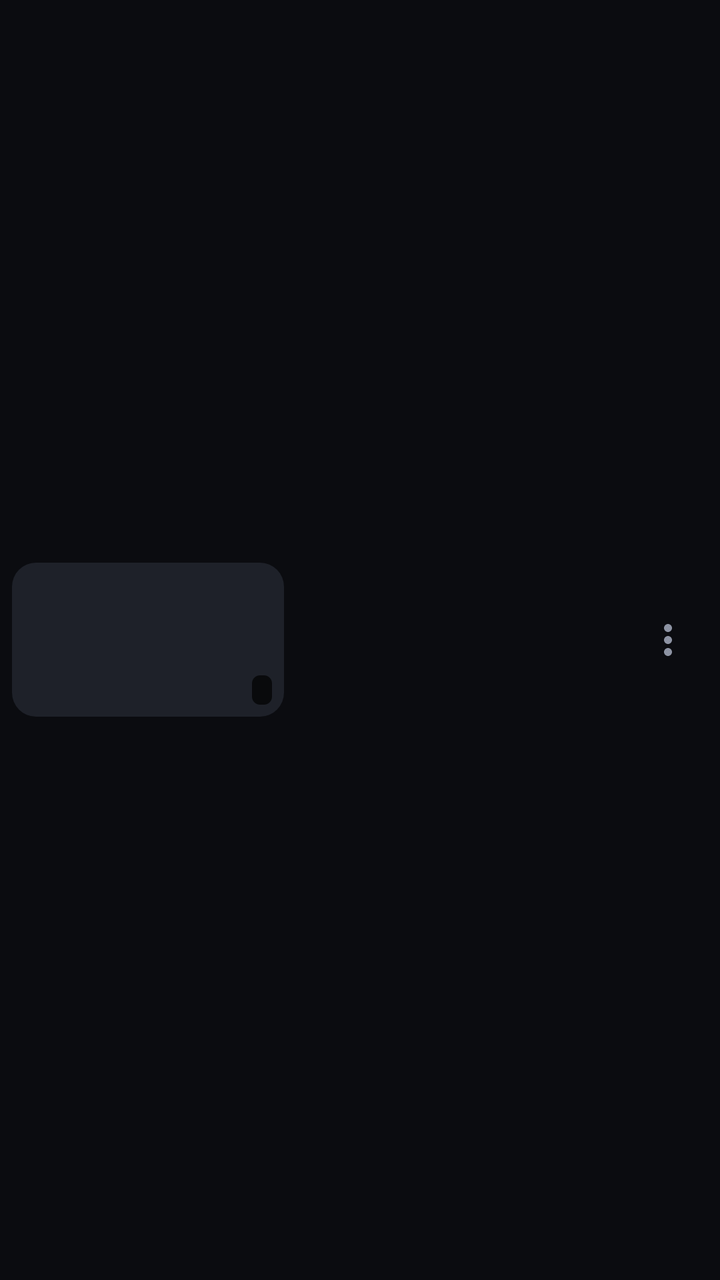
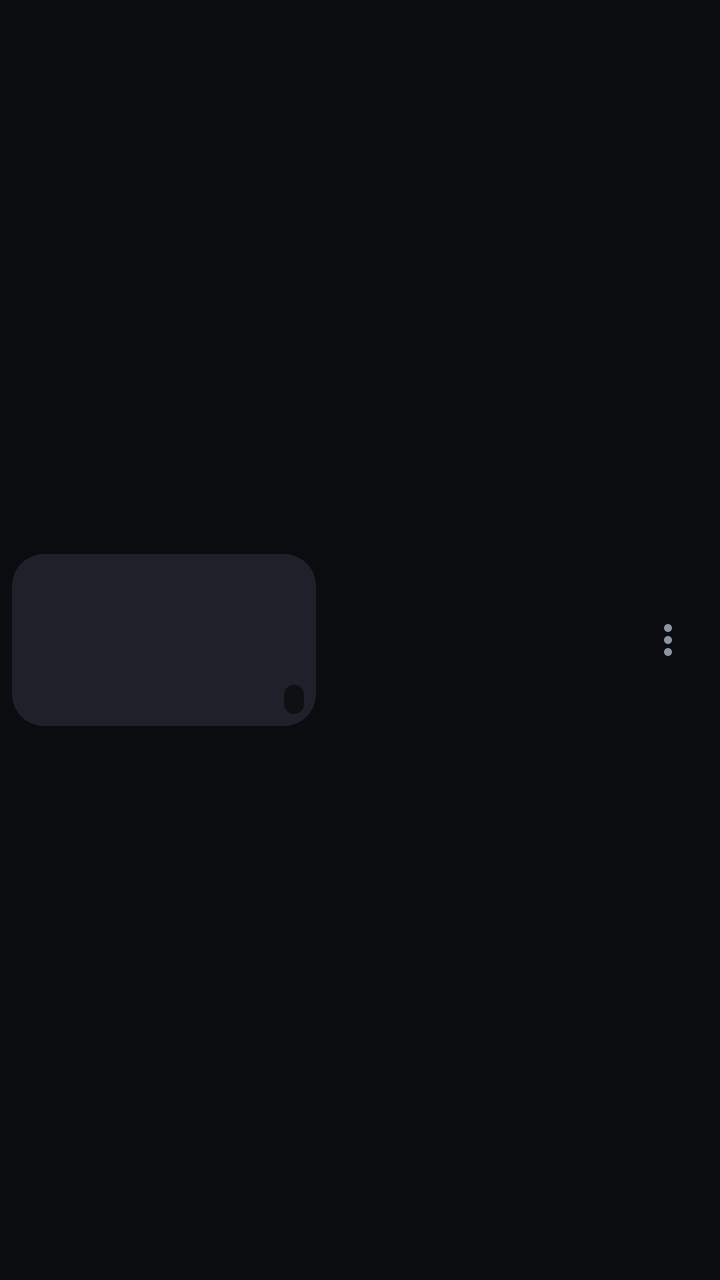

Screens rendered from an Android XML layout before and after an edit, with the pre-edit source and the edit as a unified diff.
<!-- AndroidManifest.xml: application theme Theme.Reel -->
<!-- res/layout/item_list.xml -->
<?xml version="1.0" encoding="utf-8"?>
<LinearLayout xmlns:android="http://schemas.android.com/apk/res/android"
    android:id="@+id/card"
    android:layout_width="match_parent"
    android:layout_height="wrap_content"
    android:layout_marginTop="2dp"
    android:layout_marginBottom="2dp"
    android:gravity="center_vertical"
    android:orientation="horizontal"
    android:padding="6dp">

    <FrameLayout
        android:id="@+id/thumbBox"
        android:layout_width="136dp"
        android:layout_height="77dp"
        android:background="@drawable/thumb_bg">

        <ImageView android:id="@+id/thumb" android:layout_width="match_parent" android:layout_height="match_parent" android:importantForAccessibility="no" />

        <TextView android:id="@+id/badge" android:layout_width="wrap_content" android:layout_height="wrap_content"
            android:layout_gravity="bottom|end" android:layout_margin="6dp" android:background="@drawable/badge_bg"
            android:paddingStart="5dp" android:paddingEnd="5dp" android:textColor="#FFFFFF" android:textSize="11sp" android:textStyle="bold" />

        <TextView android:id="@+id/newTag" android:layout_width="wrap_content" android:layout_height="wrap_content"
            android:layout_gravity="top|start" android:layout_margin="6dp" android:background="@drawable/new_bg"
            android:paddingStart="5dp" android:paddingEnd="5dp" android:text="@string/new_tag" android:textColor="@color/on_accent"
            android:textSize="10sp" android:textStyle="bold" android:visibility="gone" />

        <ProgressBar android:id="@+id/progress" style="?android:attr/progressBarStyleHorizontal"
            android:layout_width="match_parent" android:layout_height="3dp" android:layout_gravity="bottom"
            android:max="1000" android:progressBackgroundTint="#55FFFFFF" android:progressTint="@color/accent" android:visibility="gone" />

        <ImageView android:id="@+id/check" android:layout_width="match_parent" android:layout_height="match_parent"
            android:background="@drawable/sel_overlay" android:padding="22dp" android:src="@drawable/ic_check"
            android:tint="@color/accent" android:visibility="gone" android:importantForAccessibility="no" />
    </FrameLayout>

    <LinearLayout
        android:layout_width="0dp"
        android:layout_height="wrap_content"
        android:layout_marginStart="14dp"
        android:layout_weight="1"
        android:orientation="vertical">

        <TextView android:id="@+id/title" android:layout_width="match_parent" android:layout_height="wrap_content"
            android:ellipsize="end" android:maxLines="2" android:textColor="@color/ink" android:textSize="15sp" />

        <TextView android:id="@+id/sub" android:layout_width="match_parent" android:layout_height="wrap_content"
            android:layout_marginTop="4dp" android:ellipsize="end" android:maxLines="1" android:textColor="@color/muted" android:textSize="12.5sp" />
    </LinearLayout>

    <ImageButton android:id="@+id/more" android:layout_width="40dp" android:layout_height="40dp"
        android:background="?attr/selectableItemBackgroundBorderless" android:contentDescription="@string/more"
        android:src="@drawable/ic_more" android:tint="@color/muted" />
</LinearLayout>
<!-- resources referenced by this layout -->
<resources>
  <color name="accent">#FF8A5C</color>
  <color name="ink">#F1F2F6</color>
  <color name="muted">#8D93A3</color>
  <color name="on_accent">#1B0D07</color>
  <!-- drawable badge_bg (drawable) -->
  <shape xmlns:android="http://schemas.android.com/apk/res/android"><solid android:color="#B3000000"/><corners android:radius="4dp"/></shape>
  <!-- drawable ic_check (drawable) -->
  <vector xmlns:android="http://schemas.android.com/apk/res/android" android:width="24dp" android:height="24dp" android:viewportWidth="24" android:viewportHeight="24" android:tint="?attr/colorOnSurface">
      <path android:fillColor="@android:color/white" android:pathData="M9,16.17L4.83,12l-1.42,1.41L9,19 21,7l-1.41,-1.41z"/>
  </vector>
  <!-- drawable ic_more (drawable) -->
  <vector xmlns:android="http://schemas.android.com/apk/res/android" android:width="24dp" android:height="24dp" android:viewportWidth="24" android:viewportHeight="24" android:tint="?attr/colorOnSurface">
      <path android:fillColor="@android:color/white" android:pathData="M12,8c1.1,0 2,-0.9 2,-2s-0.9,-2 -2,-2 -2,0.9 -2,2 0.9,2 2,2zM12,10c-1.1,0 -2,0.9 -2,2s0.9,2 2,2 2,-0.9 2,-2 -0.9,-2 -2,-2zM12,16c-1.1,0 -2,0.9 -2,2s0.9,2 2,2 2,-0.9 2,-2 -0.9,-2 -2,-2z"/>
  </vector>
  <!-- drawable new_bg (drawable) -->
  <shape xmlns:android="http://schemas.android.com/apk/res/android"><solid android:color="@color/accent"/><corners android:radius="4dp"/></shape>
  <!-- drawable sel_overlay (drawable) -->
  <shape xmlns:android="http://schemas.android.com/apk/res/android"><solid android:color="#99000000"/><corners android:radius="12dp"/></shape>
  <!-- drawable thumb_bg (drawable) -->
  <shape xmlns:android="http://schemas.android.com/apk/res/android"><solid android:color="@color/surface2"/><corners android:radius="12dp"/></shape>
  <string name="more">More</string>
  <string name="new_tag">NEW</string>
  <color name="surface2">#1E2129</color>
  <color name="accent_soft">#33FF8A5C</color>
  <color name="bg">#0B0C10</color>
  <color name="surface">#15171D</color>
  <color name="line">#22252E</color>
  <!-- drawable ic_close (drawable) -->
  <vector xmlns:android="http://schemas.android.com/apk/res/android" android:width="24dp" android:height="24dp" android:viewportWidth="24" android:viewportHeight="24" android:tint="?attr/colorOnSurface">
      <path android:fillColor="@android:color/white" android:pathData="M19,6.41L17.59,5 12,10.59 6.41,5 5,6.41 10.59,12 5,17.59 6.41,19 12,13.41 17.59,19 19,17.59 13.41,12z"/>
  </vector>
  <style name="ThemeOverlay.Reel.Sheet" parent="ThemeOverlay.Material3.BottomSheetDialog">
          <item name="bottomSheetStyle">@style/Reel.SheetStyle</item>
          <item name="android:navigationBarColor">@color/surface</item>
      </style>
  <style name="Reel.SheetStyle" parent="Widget.Material3.BottomSheet.Modal">
          <item name="backgroundTint">@color/surface</item>
          <item name="android:maxWidth">640dp</item>
      </style>
  <!-- unchanged entries left out for length: 1 -->
</resources>

<!-- the commit's change to res/layout/item_list.xml (unified diff, before → after) -->
@@ -11,15 +11,20 @@
 
     <FrameLayout
         android:id="@+id/thumbBox"
-        android:layout_width="136dp"
-        android:layout_height="77dp"
-        android:background="@drawable/thumb_bg">
+        android:layout_width="152dp"
+        android:layout_height="86dp"
+        android:background="@drawable/video_bg">
 
         <ImageView android:id="@+id/thumb" android:layout_width="match_parent" android:layout_height="match_parent" android:importantForAccessibility="no" />
 
         <TextView android:id="@+id/badge" android:layout_width="wrap_content" android:layout_height="wrap_content"
-            android:layout_gravity="bottom|end" android:layout_margin="6dp" android:background="@drawable/badge_bg"
+            android:layout_gravity="bottom|end" android:layout_margin="6dp" android:background="@drawable/pill_dark"
             android:paddingStart="5dp" android:paddingEnd="5dp" android:textColor="#FFFFFF" android:textSize="11sp" android:textStyle="bold" />
+
+        <TextView android:id="@+id/quality" android:layout_width="wrap_content" android:layout_height="wrap_content"
+            android:layout_gravity="top|end" android:layout_margin="6dp" android:background="@drawable/pill_dark"
+            android:paddingStart="6dp" android:paddingEnd="6dp" android:textColor="#FFFFFF" android:textSize="10sp"
+            android:textStyle="bold" android:visibility="gone" />
 
         <TextView android:id="@+id/newTag" android:layout_width="wrap_content" android:layout_height="wrap_content"
             android:layout_gravity="top|start" android:layout_margin="6dp" android:background="@drawable/new_bg"
@@ -43,7 +48,7 @@
         android:orientation="vertical">
 
         <TextView android:id="@+id/title" android:layout_width="match_parent" android:layout_height="wrap_content"
-            android:ellipsize="end" android:maxLines="2" android:textColor="@color/ink" android:textSize="15sp" />
+            android:ellipsize="end" android:maxLines="2" android:textColor="@color/ink" android:textSize="15sp" android:fontFamily="sans-serif-medium" />
 
         <TextView android:id="@+id/sub" android:layout_width="match_parent" android:layout_height="wrap_content"
             android:layout_marginTop="4dp" android:ellipsize="end" android:maxLines="1" android:textColor="@color/muted" android:textSize="12.5sp" />
<!-- resource entries referenced after the edit -->
@@ -4,8 +4,6 @@
   <color name="ink">#F1F2F6</color>
   <color name="muted">#8D93A3</color>
   <color name="on_accent">#1B0D07</color>
-  <!-- drawable badge_bg (drawable) -->
-  <shape xmlns:android="http://schemas.android.com/apk/res/android"><solid android:color="#B3000000"/><corners android:radius="4dp"/></shape>
   <!-- drawable ic_check (drawable) -->
   <vector xmlns:android="http://schemas.android.com/apk/res/android" android:width="24dp" android:height="24dp" android:viewportWidth="24" android:viewportHeight="24" android:tint="?attr/colorOnSurface">
       <path android:fillColor="@android:color/white" android:pathData="M9,16.17L4.83,12l-1.42,1.41L9,19 21,7l-1.41,-1.41z"/>
@@ -16,10 +14,12 @@
   </vector>
   <!-- drawable new_bg (drawable) -->
   <shape xmlns:android="http://schemas.android.com/apk/res/android"><solid android:color="@color/accent"/><corners android:radius="4dp"/></shape>
+  <!-- drawable pill_dark (drawable) -->
+  <shape xmlns:android="http://schemas.android.com/apk/res/android"><solid android:color="#80000000"/><corners android:radius="99dp"/></shape>
   <!-- drawable sel_overlay (drawable) -->
   <shape xmlns:android="http://schemas.android.com/apk/res/android"><solid android:color="#99000000"/><corners android:radius="12dp"/></shape>
-  <!-- drawable thumb_bg (drawable) -->
-  <shape xmlns:android="http://schemas.android.com/apk/res/android"><solid android:color="@color/surface2"/><corners android:radius="12dp"/></shape>
+  <!-- drawable video_bg (drawable) -->
+  <shape xmlns:android="http://schemas.android.com/apk/res/android"><solid android:color="@color/surface2"/><corners android:radius="16dp"/></shape>
   <string name="more">More</string>
   <string name="new_tag">NEW</string>
   <color name="surface2">#1E2129</color>
